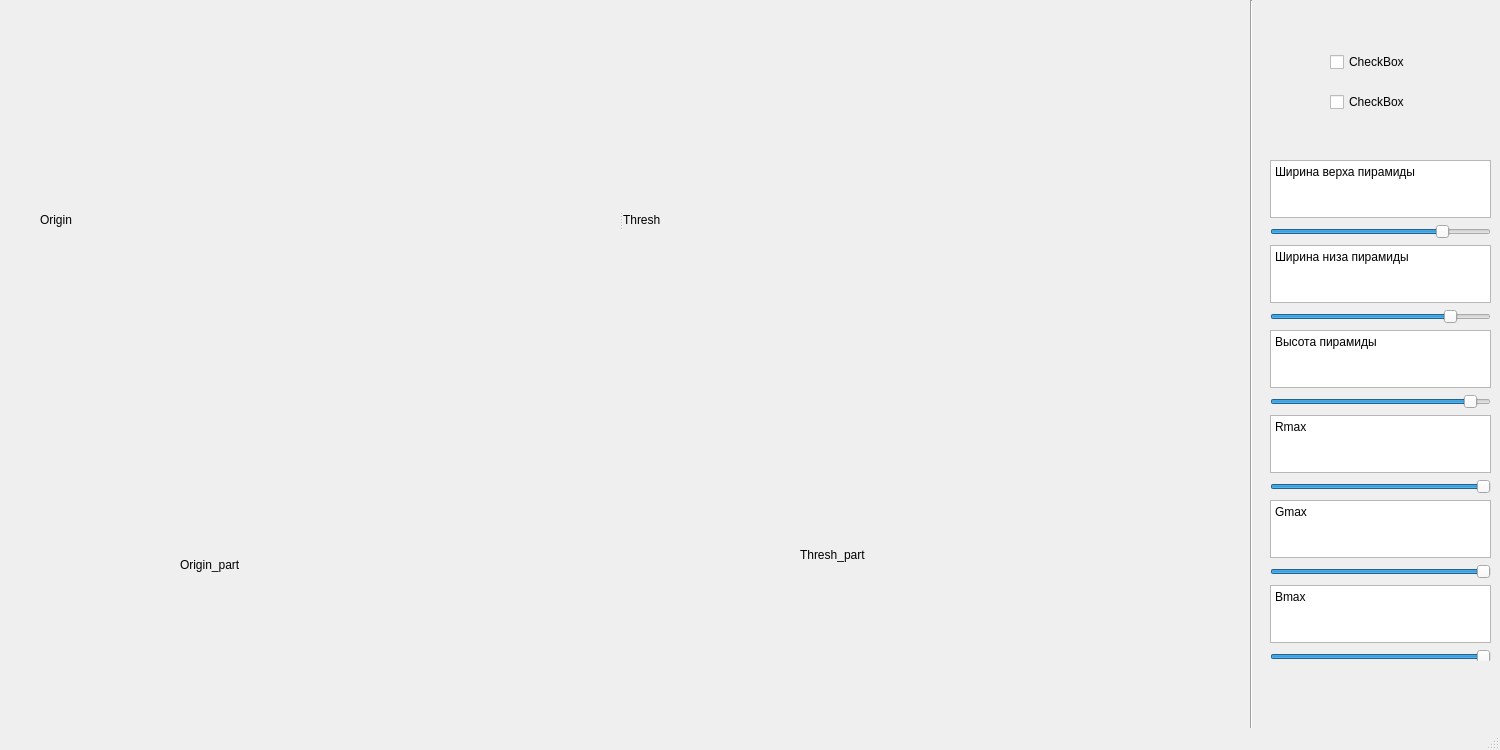
The window that Kursov/Kursov/mainwindow.ui (DmitriKlusov/ROMZ123) describes before a commit, drawn with Qt 5.
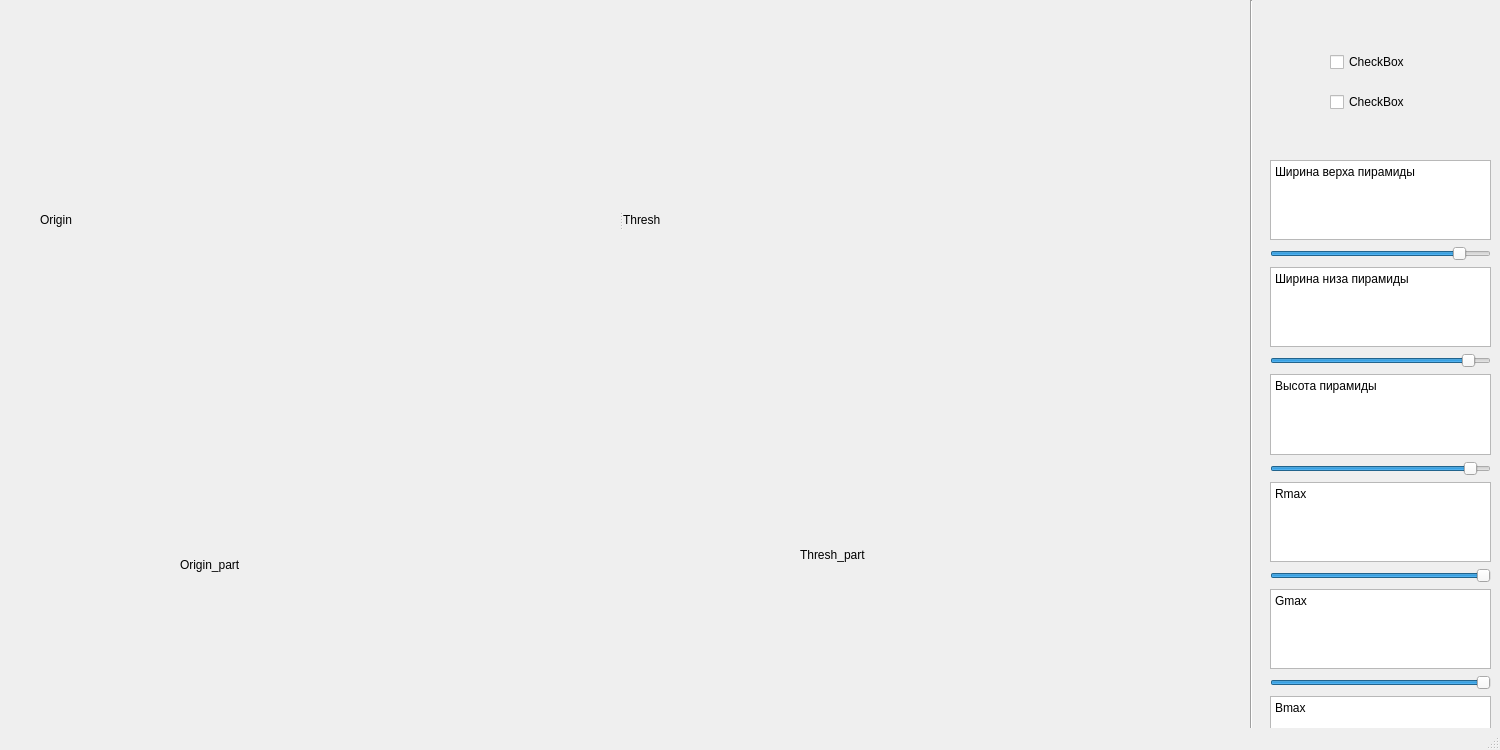
The same window after the commit.

```diff
--- a/Kursov/Kursov/mainwindow.ui
+++ b/Kursov/Kursov/mainwindow.ui
@@ -94,13 +94,13 @@
      </property>
     </widget>
    </widget>
-   <widget class="QWidget" name="">
+   <widget class="QWidget" name="layoutWidget">
     <property name="geometry">
      <rect>
       <x>1270</x>
       <y>160</y>
       <width>221</width>
-      <height>501</height>
+      <height>637</height>
      </rect>
     </property>
     <layout class="QGridLayout" name="gridLayout">
@@ -121,10 +121,13 @@
      <item row="3" column="0">
       <widget class="QSlider" name="Gmin_Slider">
        <property name="maximum">
+        <number>540</number>
+       </property>
+       <property name="value">
         <number>500</number>
        </property>
        <property name="sliderPosition">
-        <number>420</number>
+        <number>500</number>
        </property>
        <property name="orientation">
         <enum>Qt::Horizontal</enum>
@@ -202,11 +205,11 @@
      <item row="1" column="0">
       <widget class="QSlider" name="Rmin_Slider">
        <property name="maximum">
+        <number>170</number>
+       </property>
+       <property name="sliderPosition">
         <number>150</number>
        </property>
-       <property name="sliderPosition">
-        <number>120</number>
-       </property>
        <property name="orientation">
         <enum>Qt::Horizontal</enum>
        </property>
```
